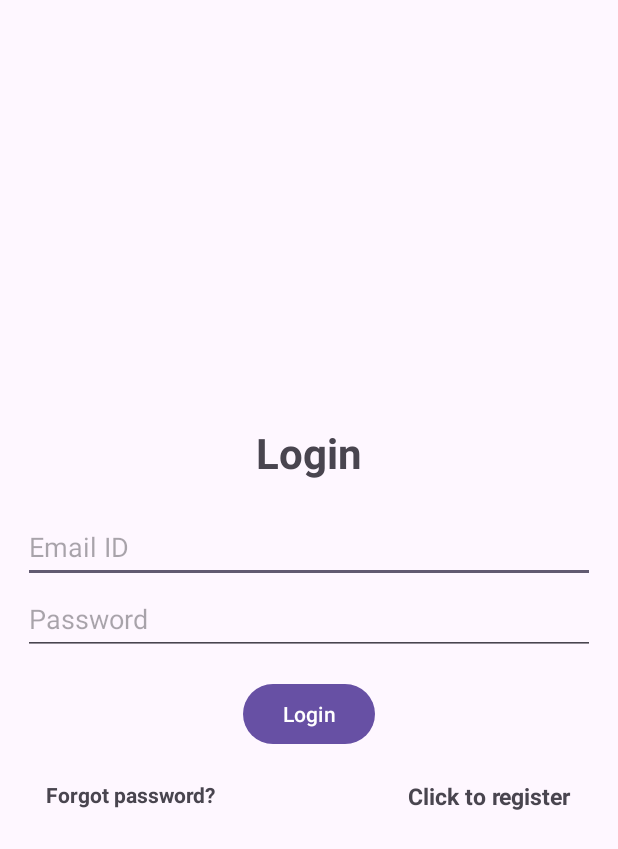
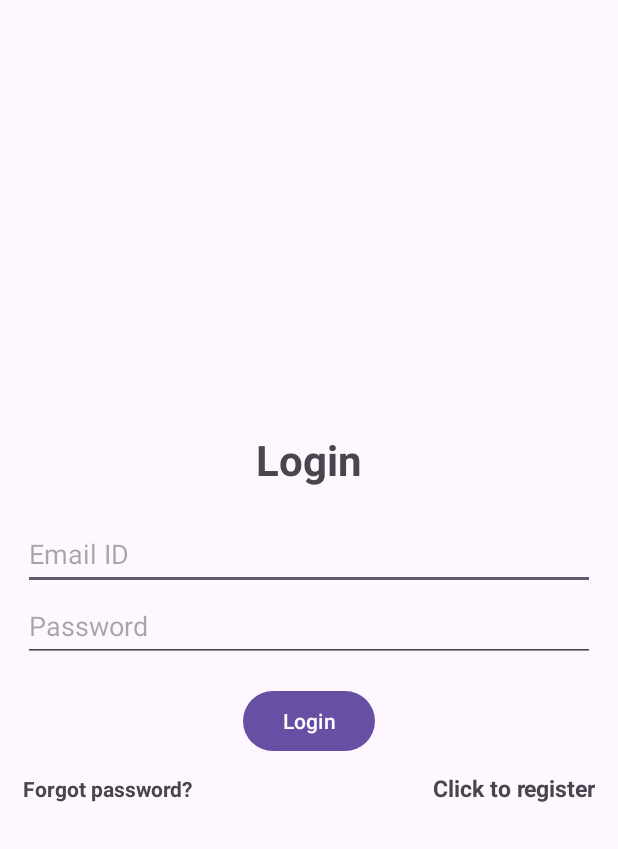
Before and after one commit to omkarpatne6/SafeShift, an Android app: the screen it shows after launch (LoginActivity), on a phone screen of 412 x 824 dp. Shown: the top 849 px of the screen. Run offline under Robolectric (Android 15) with nearby library versions, the phone set to English and light mode, and no system bars; our stand-ins replace Firebase (no records; nobody signed in at launch, a user with empty details on screens opened directly).

Commit message:
latest push

```diff
--- a/app/src/main/res/layout/activity_login.xml
+++ b/app/src/main/res/layout/activity_login.xml
@@ -51,36 +51,30 @@
         android:text="@string/login"
         tools:ignore="DuplicateSpeakableTextCheck" />
 
-    <androidx.constraintlayout.widget.ConstraintLayout
+
+    <LinearLayout
         android:layout_width="match_parent"
         android:layout_height="wrap_content"
-        android:layout_marginTop="20dp">
+        android:layout_marginTop="10dp"
+        android:orientation="horizontal">
+
+        <TextView
+            android:id="@+id/forgotPassword"
+            android:layout_width="wrap_content"
+            android:layout_height="wrap_content"
+            android:layout_weight="1"
+            android:text="@string/forgot_password_string"
+            android:gravity="start"
+            android:textStyle="bold" />
 
         <TextView
             android:id="@+id/loginNow"
             android:layout_width="wrap_content"
             android:layout_height="wrap_content"
-            android:layout_marginEnd="16dp"
-            android:gravity="center"
+            android:layout_weight="1"
+            android:gravity="end"
             android:text="@string/registerNow"
             android:textSize="15sp"
-            android:textStyle="bold"
-            app:layout_constraintBottom_toBottomOf="parent"
-            app:layout_constraintEnd_toEndOf="parent"
-            app:layout_constraintTop_toTopOf="parent"
-            tools:ignore="MissingConstraints" />
-
-        <TextView
-            android:id="@+id/forgotPassword"
-            android:layout_width="wrap_content"
-            android:layout_height="wrap_content"
-            android:text="@string/forgot_password_string"
-            android:textStyle="bold"
-            app:layout_constraintBottom_toBottomOf="parent"
-            app:layout_constraintEnd_toStartOf="@+id/loginNow"
-            app:layout_constraintHorizontal_bias="0.109"
-            app:layout_constraintStart_toStartOf="parent"
-            app:layout_constraintTop_toTopOf="parent"
-            app:layout_constraintVertical_bias="0.0" />
-    </androidx.constraintlayout.widget.ConstraintLayout>
+            android:textStyle="bold" />
+    </LinearLayout>
 </LinearLayout>
--- a/app/src/main/res/layout/activity_main.xml
+++ b/app/src/main/res/layout/activity_main.xml
@@ -12,7 +12,7 @@
         android:id="@+id/textView"
         android:layout_width="wrap_content"
         android:layout_height="wrap_content"
-        android:text="Hello World!"
+        android:text="SafeShift"
         app:layout_constraintBottom_toBottomOf="parent"
         app:layout_constraintEnd_toEndOf="parent"
         app:layout_constraintStart_toStartOf="parent"
```
